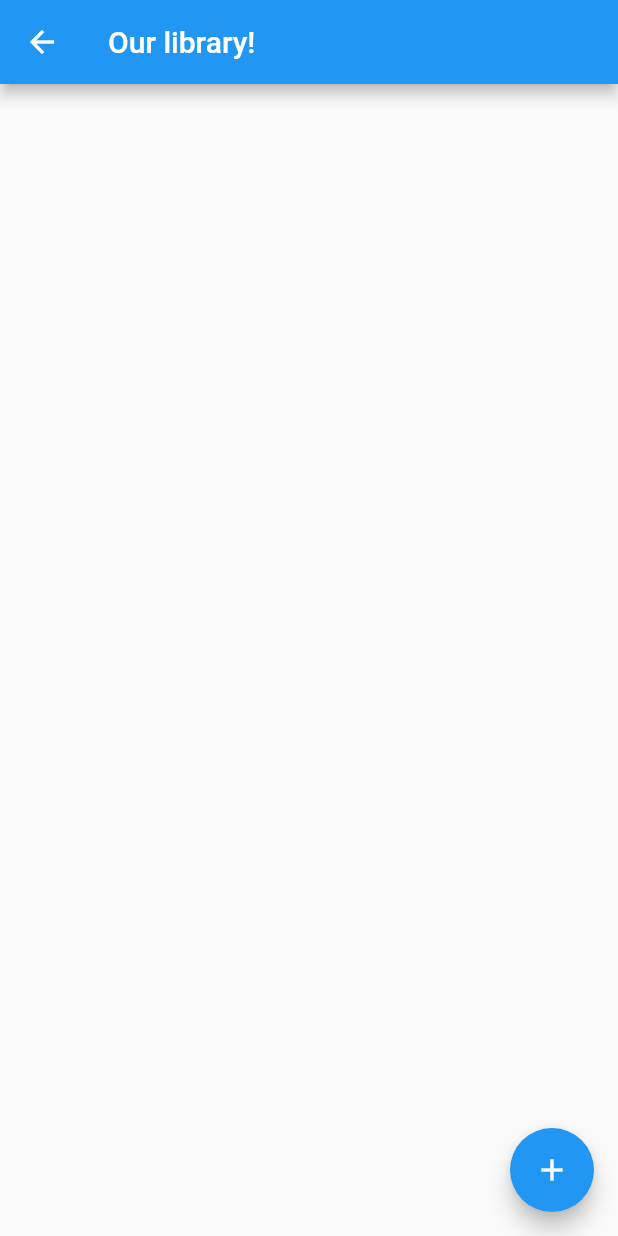
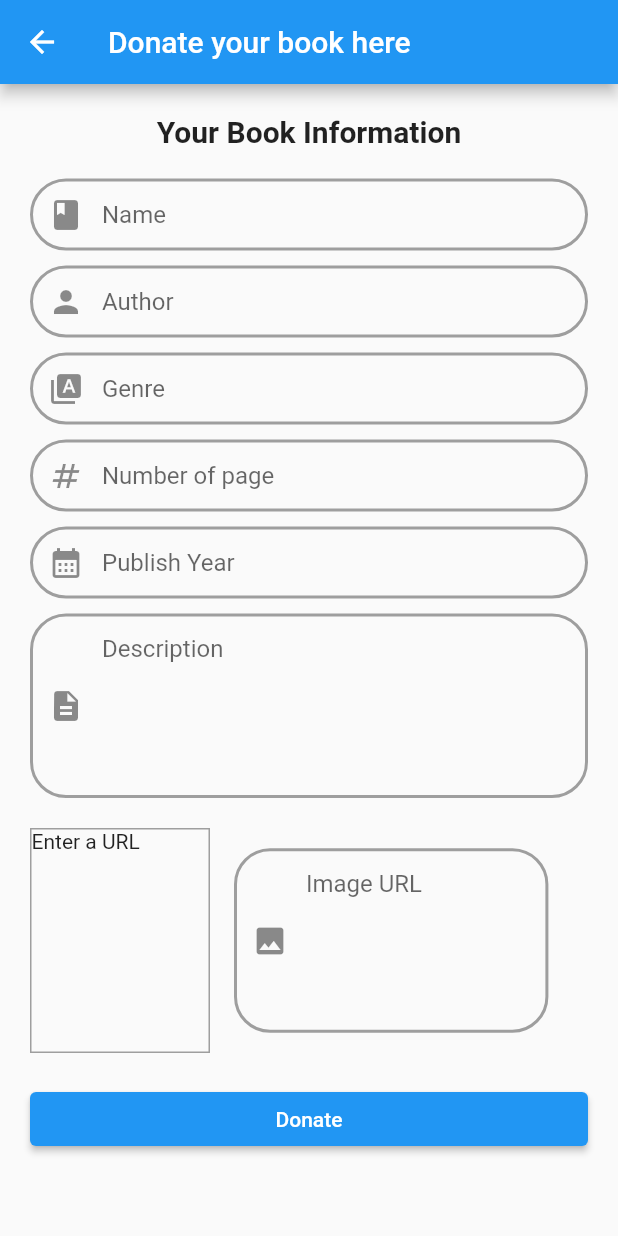
Before and after one commit to kin47/Flutter-Training, a Flutter app: the LibraryScreen screen opened by its route, after a tap on the "add" icon, on a phone screen of 412 x 824 dp. Run offline on Flutter 3.47's test engine with Material 2 defaults, Android fonts, the phone set to English and light mode, and no system bars; our stand-ins replace cloud_firestore, dio, firebase_auth, firebase_core, flutter_rating_bar; accounts and stored records are empty; network calls fail.

Commit message:
feat!: change user information(name, password), delete account, post API (donate book)

```diff
--- a/lib/books/ViewModel/book_api.dart
+++ b/lib/books/ViewModel/book_api.dart
@@ -3,9 +3,9 @@ import 'package:dio/dio.dart';
 import 'package:flutter_training/books/remote/api.dart';
 
 class BookApi {
+  var dio=Dio();
   Future<List<Book>> getBookData() async {
     List<Book> listBook=[];
-    var dio=Dio();
     try{
       var response = await dio.get(API.url);
       if(response.statusCode==200) {
@@ -31,4 +31,24 @@ class BookApi {
     }
     return listBook;
   }
+
+  Future<bool> addBook(String name, String author, String image, String genre, String description, int page, int publishYear) async {
+    bool isSuccess=false;
+    try{
+      var response=await dio.post(API.url, data: {
+        'name' : name,
+        'author' : author,
+        'image' : image,
+        'genre' : genre,
+        'description' : description,
+        'page' : page,
+        'publish_year' : publishYear,
+      });
+      print(response.statusCode);
+      isSuccess=true;
+    }catch(e) {
+      print("Can't post to API");
+    }
+    return isSuccess;
+  }
 }
--- a/lib/books/views/book_detail_screen.dart
+++ b/lib/books/views/book_detail_screen.dart
@@ -82,7 +82,7 @@ class BookDetailScreen extends StatelessWidget {
             ElevatedButton(
               onPressed: () async {
                 var auth= Provider.of<Authentication>(context, listen: false);
-                if(await MyBookDatabase().borrowedBooks(auth.currentUser!.uid!, book)){
+                if(await MyBookDatabase().borrowedBooks(auth.currUser!.uid!, book)){
                   _showSuccessDialog(context, "Borrowed books successfully");
                 }
                 else {
--- /dev/null
+++ b/lib/books/views/donate_book_screen.dart
@@ -0,0 +1,139 @@
+import 'package:flutter/material.dart';
+import 'package:flutter_training/books/ViewModel/book_api.dart';
+import 'package:flutter_training/helpers/ui_spacing.dart';
+import 'package:flutter_training/user/widgets/input_decoration.dart';
+
+class DonateBookScreen extends StatefulWidget {
+  const DonateBookScreen({Key? key}) : super(key: key);
+
+  @override
+  State<DonateBookScreen> createState() => _DonateBookScreenState();
+}
+
+class _DonateBookScreenState extends State<DonateBookScreen> {
+  final TextEditingController _nameController = TextEditingController();
+  final TextEditingController _authorController = TextEditingController();
+  final TextEditingController _genreController = TextEditingController();
+  final TextEditingController _descriptionController = TextEditingController();
+  final TextEditingController _pageController = TextEditingController();
+  final TextEditingController _publishYearController = TextEditingController();
+  final TextEditingController _imageURLController = TextEditingController();
+
+  @override
+  Widget build(BuildContext context) {
+    return Scaffold(
+      appBar: AppBar(
+        title: const Text("Donate your book here"),
+      ),
+      body: ListView(
+        padding: const EdgeInsets.symmetric(horizontal: 20),
+        children: [
+          SH20,
+          const Center(
+            child: Text(
+              "Your Book Information",
+              style: TextStyle(fontSize: 20, fontWeight: FontWeight.w700),
+            ),
+          ),
+          SH20,
+          TextFormField(
+            decoration: inputDecoration("Name", const Icon(Icons.book)),
+            controller: _nameController,
+            textInputAction: TextInputAction.next,
+          ),
+          SH10,
+          TextFormField(
+            decoration: inputDecoration("Author", const Icon(Icons.person)),
+            controller: _authorController,
+            textInputAction: TextInputAction.next,
+          ),
+          SH10,
+          TextFormField(
+            decoration:
+            inputDecoration("Genre", const Icon(Icons.type_specimen)),
+            controller: _genreController,
+            textInputAction: TextInputAction.next,
+          ),
+          SH10,
+          TextFormField(
+            decoration:
+            inputDecoration("Number of page", const Icon(Icons.numbers)),
+            controller: _pageController,
+            textInputAction: TextInputAction.next,
+            keyboardType: TextInputType.number,
+          ),
+          SH10,
+          TextFormField(
+            decoration: inputDecoration(
+                "Publish Year", const Icon(Icons.calendar_month)),
+            controller: _publishYearController,
+            textInputAction: TextInputAction.next,
+            keyboardType: TextInputType.number,
+          ),
+          SH10,
+          TextFormField(
+            decoration:
+            inputDecoration("Description", const Icon(Icons.description)),
+            controller: _descriptionController,
+            textInputAction: TextInputAction.next,
+            maxLines: 5,
+          ),
+          SH20,
+          Row(
+            children: [
+              imageBox(),
+              SW16,
+              SizedBox(
+                width: (screenWidth(context) - 150) * 0.8,
+                child: TextFormField(
+                  decoration:
+                  inputDecoration("Image URL", const Icon(Icons.image)),
+                  maxLines: 5,
+                  textInputAction: TextInputAction.done,
+                  controller: _imageURLController,
+                ),
+              ),
+            ],
+          ),
+          SH20,
+          ElevatedButton(
+            onPressed: () async {
+              if(await BookApi().addBook(
+                  _nameController.text,
+                  _authorController.text,
+                  _imageURLController.text,
+                  _genreController.text,
+                  _descriptionController.text,
+                  int.parse(_pageController.text),
+                  int.parse(_publishYearController.text))) {
+                print("Success");
+              }
+            },
+            child: const Text("Donate"),
+          )
+        ],
+      ),
+    );
+  }
+
+  Container imageBox() {
+    return Container(
+      width: 120,
+      height: 150,
+      decoration: BoxDecoration(
+        border: Border.all(
+          width: 1,
+          color: Colors.grey,
+        ),
+      ),
+      child: _imageURLController.text.isEmpty
+          ? const Text('Enter a URL')
+          : FittedBox(
+        child: Image.network(
+          _imageURLController.text,
+          fit: BoxFit.cover,
+        ),
+      ),
+    );
+  }
+}
--- a/lib/books/views/library_screen.dart
+++ b/lib/books/views/library_screen.dart
@@ -2,6 +2,7 @@ import 'package:flutter/material.dart';
 import 'package:flutter_training/books/ViewModel/book_api.dart';
 import 'package:flutter_training/books/model/book.dart';
 import 'package:flutter_training/books/widgets/book_card.dart';
+import 'package:flutter_training/routes/app_routes.dart';
 
 class LibraryScreen extends StatefulWidget {
   const LibraryScreen({Key? key}) : super(key: key);
@@ -43,7 +44,10 @@ class _LibraryState extends State<LibraryScreen> {
               itemCount: listBooks!.length,
             ),
       floatingActionButton: FloatingActionButton(
-        onPressed: () {},
+        onPressed: () {
+          Navigator.of(context).pushNamed(RouteName.donate);
+        },
+        tooltip: "Donate your book to our library here",
         child: const Icon(Icons.add),
       ),
     );
--- a/lib/home/views/home_screen.dart
+++ b/lib/home/views/home_screen.dart
@@ -1,13 +1,17 @@
 import 'package:flutter/material.dart';
 import 'package:flutter_training/routes/app_routes.dart';
+import 'package:flutter_training/user/ViewModel/authentication.dart';
+import 'package:provider/provider.dart';
 
 class HomeScreen extends StatelessWidget {
   const HomeScreen({Key? key}) : super(key: key);
   @override
   Widget build(BuildContext context) {
+    return Consumer<Authentication>(
+      builder: (context, auth, child) {
         return Scaffold(
           appBar: AppBar(
-        title: const Text("Home"),
+            title: Text("Hi ${auth.currUser!.name}"),
             actions: [
               IconButton(
                 onPressed: () {
@@ -37,5 +41,7 @@ class HomeScreen extends StatelessWidget {
             ),
           ),
         );
+      },
+    );
   }
 }
--- a/lib/my_books/views/my_books_screen.dart
+++ b/lib/my_books/views/my_books_screen.dart
@@ -26,7 +26,7 @@ class _MyBooksScreenState extends State<MyBooksScreen> {
   getListBorrowedBookData() async {
     var user = Provider.of<Authentication>(context, listen: false);
     listBorrowedBooks =
-        await MyBookDatabase().getAllMyBorrowedBooks(user.currentUser!.uid!);
+        await MyBookDatabase().getAllMyBorrowedBooks(user.currUser!.uid!);
     setState(() {
       isLoading = false;
     });
@@ -46,7 +46,7 @@ class _MyBooksScreenState extends State<MyBooksScreen> {
                   myBook: listBorrowedBooks![index],
                   remove: () {
                     var auth = Provider.of<Authentication>(context, listen: false);
-                    MyBookDatabase().removeMyBook(auth.currentUser!.uid!, listBorrowedBooks![index].bid);
+                    MyBookDatabase().removeMyBook(auth.currUser!.uid!, listBorrowedBooks![index].bid);
                   },
                 );
               },
--- a/lib/my_books/widget/my_book_card.dart
+++ b/lib/my_books/widget/my_book_card.dart
@@ -84,7 +84,7 @@ class MyBookCard extends StatelessWidget {
             onPressed: () async {
               Navigator.of(context).pop();
               var auth = Provider.of<Authentication>(context, listen: false);
-              MyBookDatabase().updateRatingAndCurrentPage(auth.currentUser!.uid!, myBook);
+              MyBookDatabase().updateRatingAndCurrentPage(auth.currUser!.uid!, myBook);
             },
             child: const Text("Close"),
           ),
--- a/lib/root.dart
+++ b/lib/root.dart
@@ -22,7 +22,7 @@ class _RootScreenState extends State<RootScreen> {
     Authentication auth=Provider.of<Authentication>(context, listen: false);
     if(await auth.onStartUp()) {
       setState(() {
-        user=auth.currentUser;
+        user=auth.currUser;
         loggedIn=true;
       });
     }
--- a/lib/routes/app_pages.dart
+++ b/lib/routes/app_pages.dart
@@ -1,3 +1,4 @@
+import 'package:flutter_training/books/views/donate_book_screen.dart';
 import 'package:flutter_training/books/views/library_screen.dart';
 import 'package:flutter_training/home/views/home_screen.dart';
 import 'package:flutter_training/user/views/change_information_screen.dart';
@@ -18,5 +19,6 @@ class AppPages {
     RouteName.mybooks: (ctx) => const MyBooksScreen(),
     RouteName.home: (ctx) => const HomeScreen(),
     RouteName.changeInformation: (ctx) => const ChangeInformationScreen(),
+    RouteName.donate: (ctx) => DonateBookScreen(),
   };
 }
--- a/lib/routes/app_routes.dart
+++ b/lib/routes/app_routes.dart
@@ -6,16 +6,17 @@ class RouteName {
   static const login = 'login';
   static const signup = 'signup';
 
-  //home screen when logged in
-  static const home = 'home';
-
   //settings
   static const settings = 'settings';
   static const changeInformation = 'changein4';
 
-  //library and book details
+  //home screen when logged in
+  static const home = 'home';
+
+  //books
   static const library = 'library';
   static const bookDetails = 'book_details';
+  static const donate='donate';
 
   //my books screen
   static const mybooks = 'mybooks';
```
Also changed, not shown: lib/user/ViewModel/authentication.dart (+43 -6 lines), lib/user/ViewModel/user_database.dart (+11 -0 lines), lib/user/views/change_information_screen.dart (+44 -17 lines), lib/user/views/setting_screen.dart (+11 -6 lines), lib/user/widgets/show_dialog.dart (+27 -1 lines), 1 other file. Lines whose indentation alone changed are shown as unchanged.
